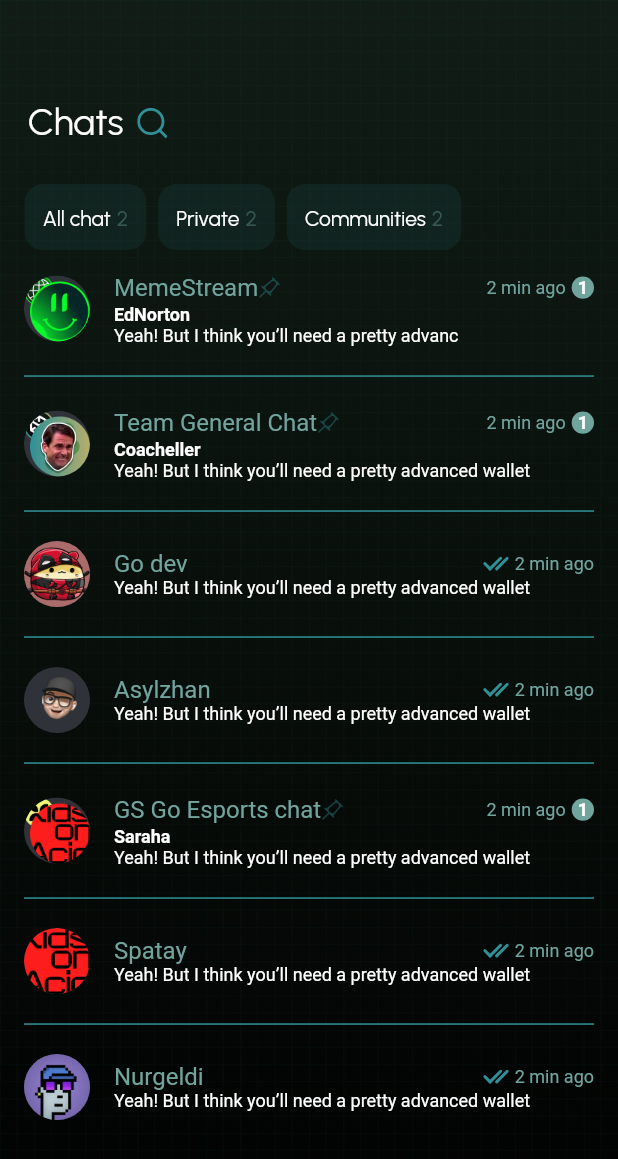
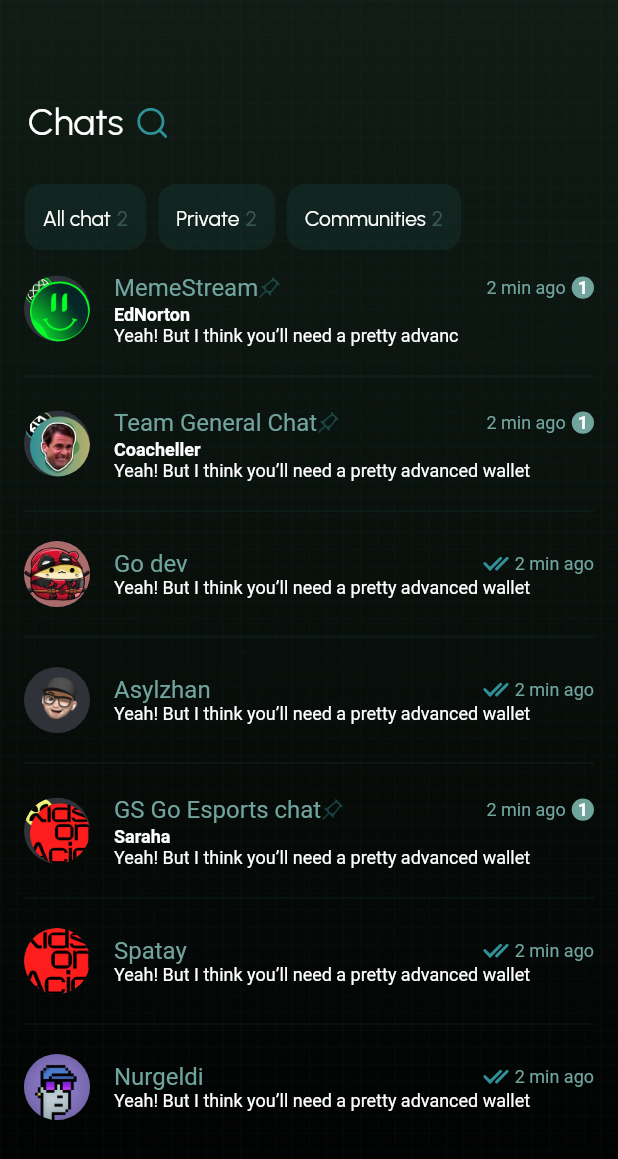
Before and after one commit to Spatay2000/neonyx, a Flutter app: the ChatScreen screen opened directly, on a phone screen of 412 x 824 dp. Shown: the top 1159 px of the screen. Run offline on Flutter 3.47's test engine with Material 2 defaults, Android fonts, the phone set to English and light mode, and no system bars; drawn by our look-alikes of flutter_slidable; our stand-ins replace bloc, carousel_slider, dots_indicator, equatable, flutter_bloc, flutter_native_splash and 8 more; missing offline and left inert: bip39, mobile_scanner; accounts and stored records are empty; project files that could hold a hidden picture were left out.

Commit message:
fix: divider in chat list

```diff
--- a/lib/features/chat/widgets/chat_list_widget.dart
+++ b/lib/features/chat/widgets/chat_list_widget.dart
@@ -100,8 +100,8 @@ class _ChatListWidgetState extends State<ChatListWidget> {
             );
           },
           separatorBuilder: ((context, index) {
-            return const Divider(
-              color: NeoColors.soonColor,
+            return Divider(
+              color: NeoColors.soonColor.withOpacity(0.1),
               thickness: 1.0,
             );
           }),
@@ -122,45 +122,6 @@ class _ChatListWidgetState extends State<ChatListWidget> {
       startActionPane: ActionPane(
         motion: const ScrollMotion(),
         children: [
-          // CustomSlidableAction(
-          //   onPressed: (context) {},
-          //   foregroundColor: NeoColors.primaryColor,
-          //   backgroundColor: NeoColors.primaryColor.withOpacity(0),
-          //   padding: const EdgeInsets.symmetric(horizontal: 6),
-          //   child: Container(
-          //     padding: const EdgeInsets.all(1),
-          //     alignment: Alignment.center,
-          //     width: double.infinity,
-          //     decoration: BoxDecoration(
-          //       // color: const Color(0xFF0f2221),
-          //       borderRadius: BorderRadius.circular(6),
-          //       gradient: const LinearGradient(
-          //         colors: [
-          //           Color.fromRGBO(47, 145, 151, 0.20),
-          //           Color.fromRGBO(47, 145, 151, 0.10),
-          //         ],
-          //       ),
-          //     ),
-          //     child: Column(
-          //       mainAxisAlignment: MainAxisAlignment.center,
-          //       children: [
-          //         SvgPicture.asset(
-          //           "assets/svg/unread_icon.svg",
-          //           height: 26,
-          //           width: 26,
-          //         ),
-          //         const SizedBox(height: 2),
-          //         const Text(
-          //           "Unread",
-          //           style: TextStyle(
-          //             fontSize: 12,
-          //             fontWeight: FontWeight.w400,
-          //           ),
-          //         ),
-          //       ],
-          //     ),
-          //   ),
-          // ),
           _buildSlidableWidget("assets/svg/unread_icon.svg", "Unread", false),
           _buildSlidableWidget("assets/svg/pin_icon.svg", "Pin", false),
         ],
```
